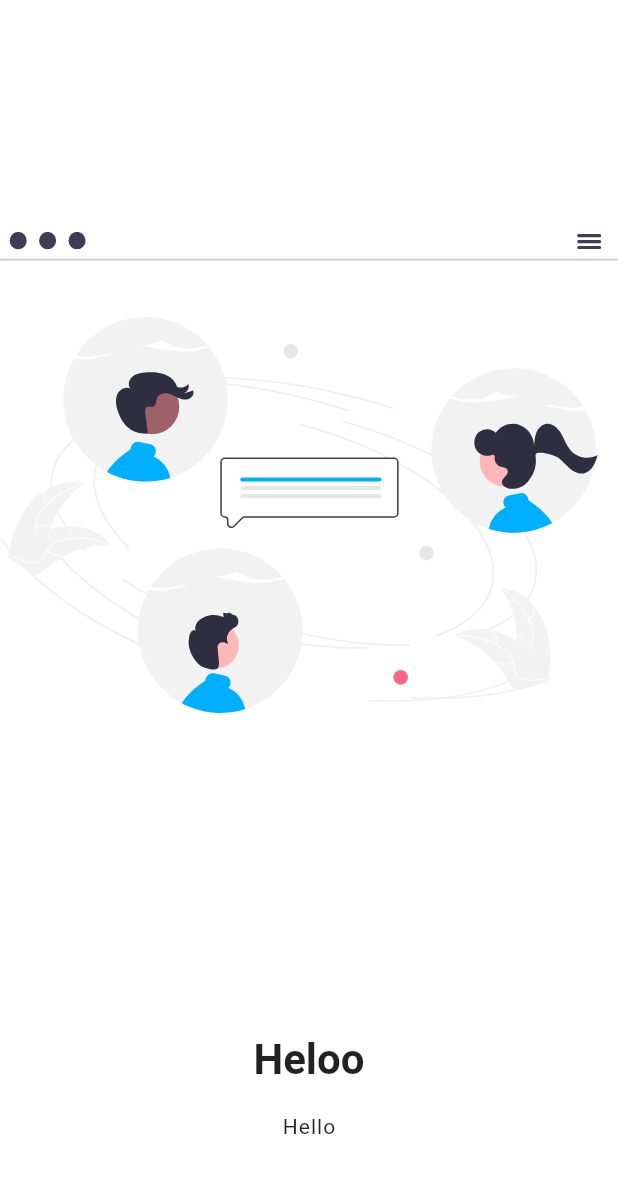
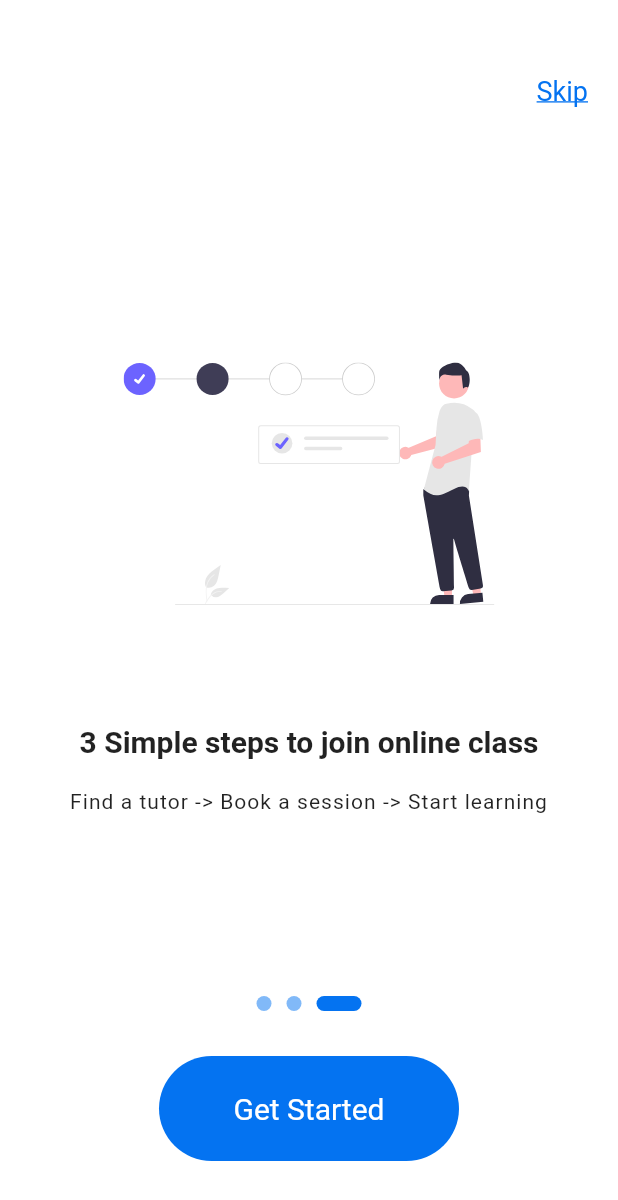
Before and after one commit to phamduygit/lettutor-app, a Flutter app: the screen it shows after launch, swiped to page 3, on a phone screen of 412 x 824 dp. Shown: the top 1200 px of the screen. Run offline on Flutter 3.47's test engine with Material 2 defaults, Android fonts, the phone set to English and light mode, and no system bars; our stand-ins replace flutter_svg.

Commit message:
complete on boarding screen

```diff
--- a/lib/contants.dart
+++ b/lib/contants.dart
@@ -1,3 +1,5 @@
 import 'package:flutter/material.dart';
 
 const mainColor = Color(0xFF0473F1);
+
+const defaultPadding = 20.0;
--- /dev/null
+++ b/lib/screens/OnBoarding/bottom_on_boarding.dart
@@ -0,0 +1,72 @@
+import 'package:flutter/material.dart';
+import 'package:lettutor_app/contants.dart';
+
+class BottomOnBoarding extends StatelessWidget {
+  const BottomOnBoarding({
+    Key? key,
+    required List<Widget> pages,
+    required int currentPage,
+    required PageController controller,
+  }) : _pages = pages, _currentPage = currentPage, _controller = controller, super(key: key);
+
+  final List<Widget> _pages;
+  final int _currentPage;
+  final PageController _controller;
+
+  @override
+  Widget build(BuildContext context) {
+    return Column(
+      mainAxisAlignment: MainAxisAlignment.end,
+      children: [
+        Row(
+          mainAxisAlignment: MainAxisAlignment.center,
+          children: List.generate(
+            _pages.length,
+            (index) => AnimatedContainer(
+              duration: const Duration(milliseconds: 300),
+              height: 10,
+              width: index == _currentPage ? 30 : 10,
+              margin:
+                  const EdgeInsets.symmetric(horizontal: 5, vertical: 30),
+              decoration: BoxDecoration(
+                color: index == _currentPage
+                    ? mainColor
+                    : mainColor.withOpacity(0.5),
+                borderRadius: BorderRadius.circular(5),
+              ),
+            ),
+          ),
+        ),
+        GestureDetector(
+          onTap: () {
+            _controller.nextPage(
+              duration: const Duration(milliseconds: 500),
+              curve: Curves.easeInOutQuint,
+            );
+          },
+          child: AnimatedContainer(
+            duration: const Duration(milliseconds: 300),
+            alignment: Alignment.center,
+            height: 70,
+            width: _currentPage == _pages.length - 1 ? 200 : 70,
+            decoration: BoxDecoration(
+                borderRadius: BorderRadius.circular(35),
+                color: mainColor),
+            child: _currentPage == _pages.length - 1
+                ? const Text("Get Started",
+                    style: TextStyle(
+                      color: Colors.white,
+                      fontSize: 20,
+                    ))
+                : const Icon(
+                    Icons.navigate_next,
+                    size: 50,
+                    color: Colors.white,
+                  ),
+          ),
+        ),
+        const SizedBox(height: 50),
+      ],
+    );
+  }
+}
--- a/lib/screens/OnBoarding/on_boarding.dart
+++ b/lib/screens/OnBoarding/on_boarding.dart
@@ -1,5 +1,8 @@
 import 'package:flutter/material.dart';
+import 'package:lettutor_app/contants.dart';
 import 'package:lettutor_app/screens/OnBoarding/slider_page.dart';
+
+import 'bottom_on_boarding.dart';
 
 class OnBoardingScreen extends StatefulWidget {
   const OnBoardingScreen({Key? key}) : super(key: key);
@@ -11,22 +14,30 @@ class OnBoardingScreen extends StatefulWidget {
 class _OnBoardingScreenState extends State<OnBoardingScreen> {
   final List<Widget> _pages = [
     const SliderPage(
-      image: "assets/images/community.svg",
-      title: "Heloo",
-      description: "Hello",
+      image: "assets/images/learnonline.svg",
+      title: "Learn english, everywhere, everytime",
+      description:
+          "Build English proficiency and confidence through real conversations with friendly tutors from the US, UK, Australia, and more. All you need is your device!",
     ),
     const SliderPage(
       image: "assets/images/community.svg",
-      title: "Heloo",
-      description: "Hello",
+      title: "Hundreds of Top Certified ESL Teachers",
+      description: "Our teachers are friendly, professional, and experienced ESL teachers.",
     ),
     const SliderPage(
-      image: "assets/images/community.svg",
-      title: "Heloo",
-      description: "Hello",
+      image: "assets/images/easy_to_access.svg",
+      title: "3 Simple steps to join online class",
+      description: "Find a tutor -> Book a session -> Start learning",
     ),
   ];
+  int _currentPage = 0;
   final PageController _controller = PageController();
+  _onchanged(int index) {
+    setState(() {
+      _currentPage = index;
+    });
+  }
+
   @override
   Widget build(BuildContext context) {
     return Scaffold(
@@ -34,9 +45,25 @@ class _OnBoardingScreenState extends State<OnBoardingScreen> {
         children: [
           PageView.builder(
             controller: _controller,
+            onPageChanged: _onchanged,
             scrollDirection: Axis.horizontal,
             itemBuilder: (context, index) => _pages[index],
             itemCount: _pages.length,
+          ),
+          BottomOnBoarding(
+              pages: _pages,
+              currentPage: _currentPage,
+              controller: _controller),
+          const Positioned(
+            child: Text(
+              "Skip",
+              style: TextStyle(
+                  color: mainColor,
+                  fontSize: 18,
+                  decoration: TextDecoration.underline),
+            ),
+            top: 50,
+            right: 20,
           )
         ],
       ),
--- a/lib/screens/OnBoarding/slider_page.dart
+++ b/lib/screens/OnBoarding/slider_page.dart
@@ -1,5 +1,6 @@
 import 'package:flutter/material.dart';
 import 'package:flutter_svg/flutter_svg.dart';
+import 'package:lettutor_app/contants.dart';
 
 class SliderPage extends StatelessWidget {
   const SliderPage({
@@ -16,24 +17,42 @@ class SliderPage extends StatelessWidget {
     return Container(
       color: Colors.white,
       child: Column(
+        mainAxisAlignment: MainAxisAlignment.center,
         children: [
-          SvgPicture.asset(image),
+          Padding(
+            padding: const EdgeInsets.all(20.0),
+            child: SvgPicture.asset(
+              image,
+              // height: MediaQuery.of(context).size.height * 0.5,
+              width: MediaQuery.of(context).size.width * 0.6,
+              // fit: BoxFit.fill,
+            ),
+          ),
           const SizedBox(height: 60),
-          Text(
+          Padding(
+            padding: const EdgeInsets.symmetric(horizontal: defaultPadding),
+            child: Text(
               title,
-            style: const TextStyle(fontSize: 28, fontWeight: FontWeight.bold),
+              style: const TextStyle(fontSize: 20, fontWeight: FontWeight.bold),
+              textAlign: TextAlign.center,
+            ),
           ),
           const SizedBox(
             height: 20,
           ),
-          Text(
+          Padding(
+            padding: const EdgeInsets.symmetric(horizontal: defaultPadding),
+            child: Text(
               description,
               style: const TextStyle(
                 fontSize: 14,
                 fontWeight: FontWeight.normal,
                 letterSpacing: 0.7,
               ),
-          )
+              textAlign: TextAlign.center,
+            ),
+          ),
+          const SizedBox(height: 60),
         ],
       ),
     );
```
Also changed, not shown: assets/images/easy_to_access.svg (added). Lines whose indentation alone changed are shown as unchanged.
